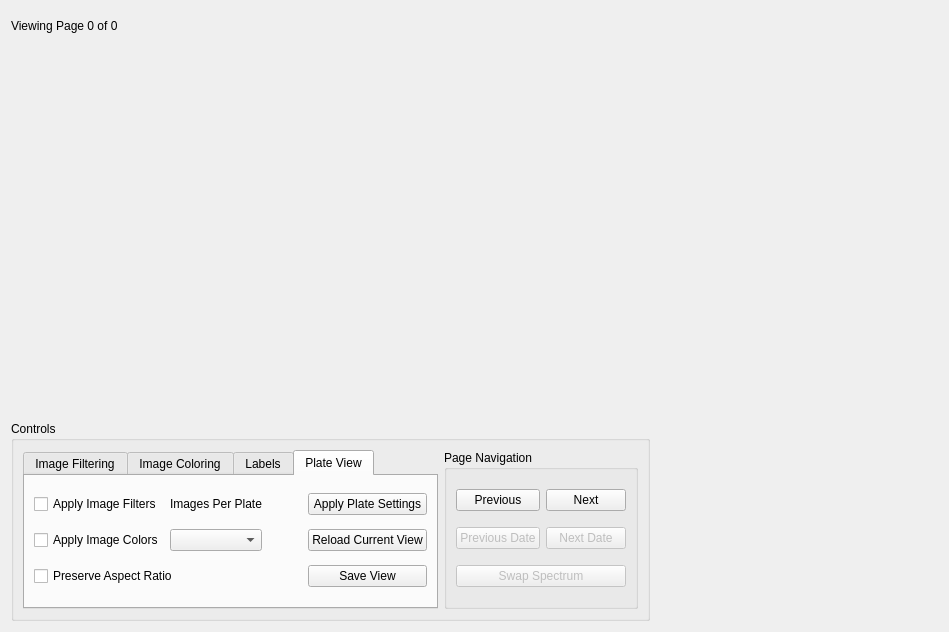
This is pyqt_designer/plate_inspector_widget.ui in Hauptman-Woodward/Marco_Polo as Qt 5 draws it before an edit. The edited form follows.
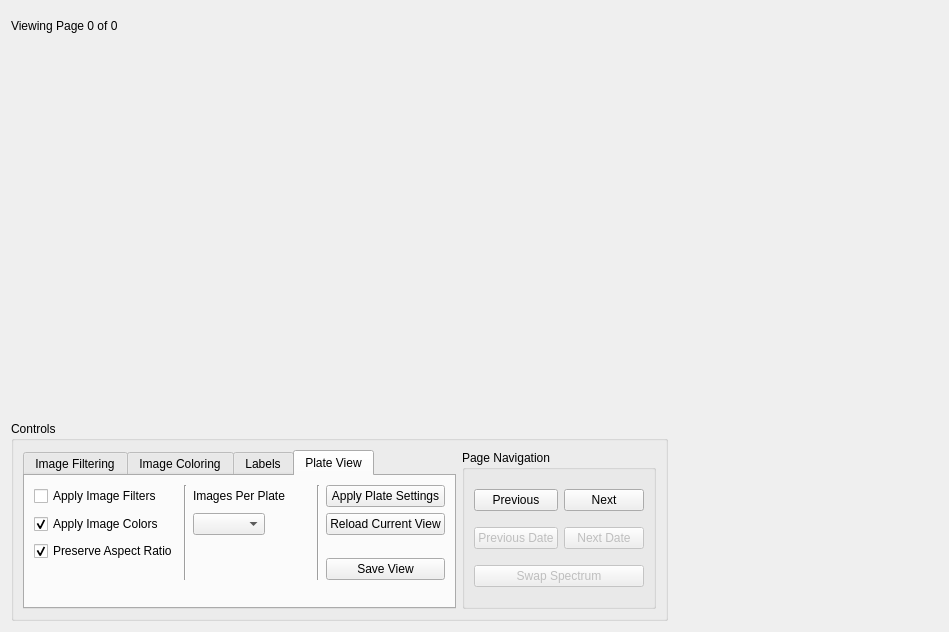
This is the edited form. The open tabs and pages were chosen to show the change. Custom widgets are drawn as their Qt base class.

```diff
--- a/pyqt_designer/plate_inspector_widget.ui
+++ b/pyqt_designer/plate_inspector_widget.ui
@@ -460,8 +460,21 @@
          <attribute name="title">
           <string>Plate View</string>
          </attribute>
-         <layout class="QGridLayout" name="gridLayout_13">
-          <item row="2" column="0" colspan="2">
+         <layout class="QGridLayout" name="gridLayout_6">
+          <item row="1" column="5">
+           <widget class="QPushButton" name="pushButton_23">
+            <property name="toolTip">
+             <string>Reload the current view. Like a refresh button.</string>
+            </property>
+            <property name="text">
+             <string>Reload Current View</string>
+            </property>
+           </widget>
+          </item>
+          <item row="1" column="2">
+           <widget class="QComboBox" name="comboBox_7"/>
+          </item>
+          <item row="2" column="0">
            <widget class="QCheckBox" name="checkBox_29">
             <property name="toolTip">
              <string>Keep the aspect ratio of the images in the grid. Favors accuracy to the image over image size.</string>
@@ -469,18 +482,8 @@
             <property name="text">
              <string>Preserve Aspect Ratio</string>
             </property>
-           </widget>
-          </item>
-          <item row="1" column="1">
-           <widget class="QComboBox" name="comboBox_7"/>
-          </item>
-          <item row="1" column="0">
-           <widget class="QCheckBox" name="checkBox_28">
-            <property name="toolTip">
-             <string>Apply image colorings selected in the &quot;Image Coloring&quot; tab</string>
-            </property>
-            <property name="text">
-             <string>Apply Image Colors</string>
+            <property name="checked">
+             <bool>true</bool>
             </property>
            </widget>
           </item>
@@ -494,14 +497,27 @@
             </property>
            </widget>
           </item>
-          <item row="0" column="1">
+          <item row="0" column="2" colspan="2">
            <widget class="QLabel" name="label_23">
             <property name="text">
              <string>Images Per Plate</string>
             </property>
            </widget>
           </item>
-          <item row="1" column="2">
+          <item row="1" column="0">
+           <widget class="QCheckBox" name="checkBox_28">
+            <property name="toolTip">
+             <string>Apply image colorings selected in the &quot;Image Coloring&quot; tab</string>
+            </property>
+            <property name="text">
+             <string>Apply Image Colors</string>
+            </property>
+            <property name="checked">
+             <bool>true</bool>
+            </property>
+           </widget>
+          </item>
+          <item row="1" column="3">
            <spacer name="horizontalSpacer_2">
             <property name="orientation">
              <enum>Qt::Horizontal</enum>
@@ -517,7 +533,21 @@
             </property>
            </spacer>
           </item>
-          <item row="0" column="3">
+          <item row="2" column="5" rowspan="3">
+           <widget class="QPushButton" name="pushButton">
+            <property name="text">
+             <string>Save View</string>
+            </property>
+           </widget>
+          </item>
+          <item row="0" column="1" rowspan="4">
+           <widget class="Line" name="line">
+            <property name="orientation">
+             <enum>Qt::Vertical</enum>
+            </property>
+           </widget>
+          </item>
+          <item row="0" column="5">
            <widget class="QPushButton" name="pushButton_19">
             <property name="toolTip">
              <string>Apply the currently selected coloring and filtering options if selected</string>
@@ -530,20 +560,10 @@
             </property>
            </widget>
           </item>
-          <item row="1" column="3">
-           <widget class="QPushButton" name="pushButton_23">
-            <property name="toolTip">
-             <string>Reload the current view. Like a refresh button.</string>
-            </property>
-            <property name="text">
-             <string>Reload Current View</string>
-            </property>
-           </widget>
-          </item>
-          <item row="2" column="3">
-           <widget class="QPushButton" name="pushButton">
-            <property name="text">
-             <string>Save View</string>
+          <item row="0" column="4" rowspan="4">
+           <widget class="Line" name="line_2">
+            <property name="orientation">
+             <enum>Qt::Vertical</enum>
             </property>
            </widget>
           </item>
```
Left out of the diff: 2 changed lines with no effect on the pictures.
